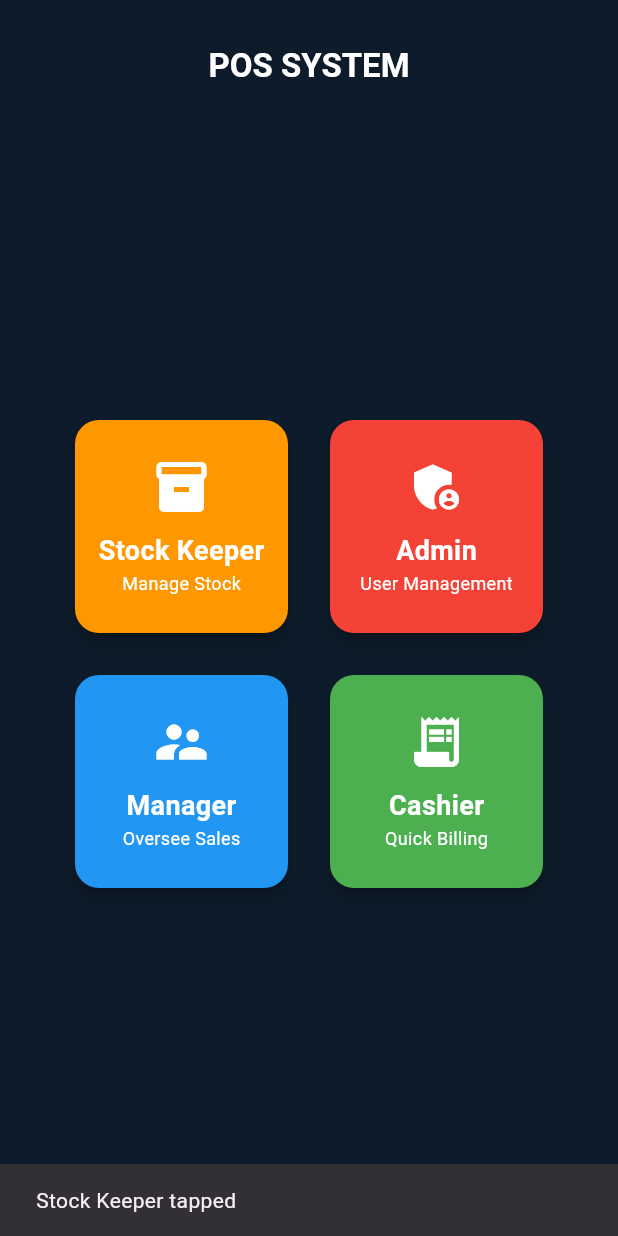
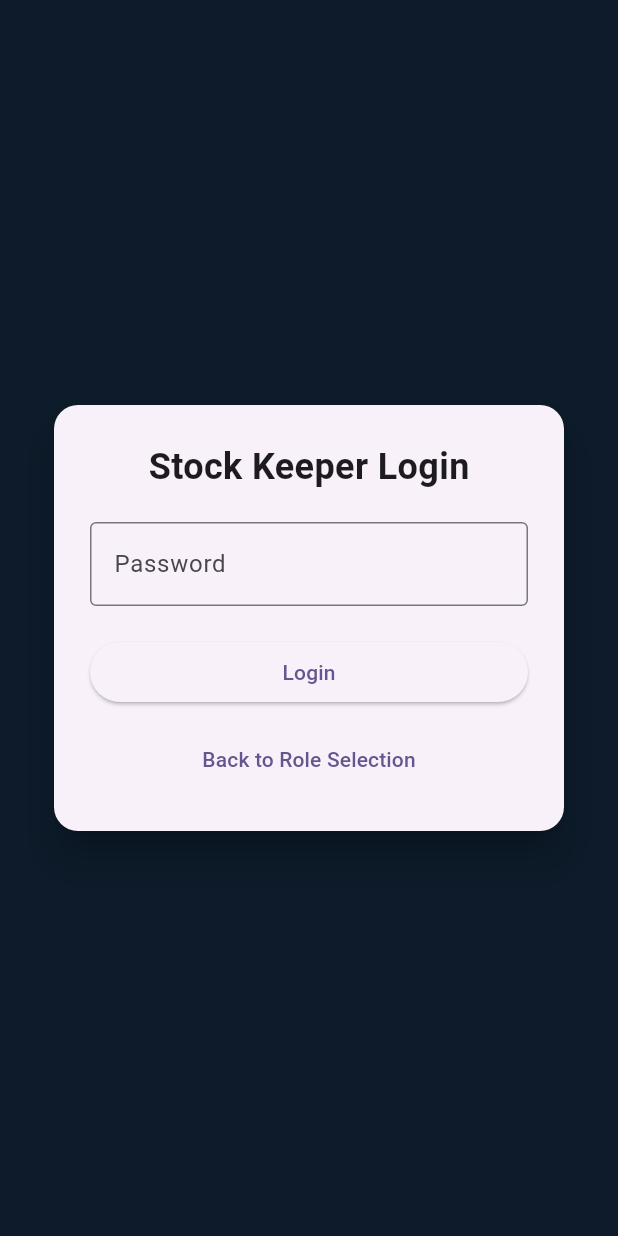
Before and after one commit to Inscode/POS_Flutter_old, a Flutter app: the screen it shows after launch, after a tap on "Stock Keeper", on a phone screen of 412 x 824 dp. Run offline on Flutter 3.47's test engine with Material 3 defaults, Android fonts, the phone set to English and light mode, and no system bars.

Commit message:
login page

```diff
--- a/lib/features/home/pos_home.dart
+++ b/lib/features/home/pos_home.dart
@@ -1,4 +1,5 @@
 import 'package:flutter/material.dart';
+import '../../features/login/auth/login_page.dart'; // ✅ Import the login page
 
 class POSHomePage extends StatelessWidget {
   const POSHomePage({super.key});
@@ -6,7 +7,7 @@ class POSHomePage extends StatelessWidget {
   @override
   Widget build(BuildContext context) {
     return Scaffold(
-      backgroundColor: const Color(0xFF0D1B2A), // Dark blue background
+      backgroundColor: const Color(0xFF0D1B2A),
       body: SafeArea(
         child: Padding(
           padding: const EdgeInsets.symmetric(horizontal: 16.0),
@@ -55,8 +56,6 @@ class POSHomePage extends StatelessWidget {
                   ),
                 ),
               ),
-
-              // ✅ Bottom Footer
               const Padding(
                 padding: EdgeInsets.only(bottom: 20),
                 child: Text(
@@ -98,8 +97,11 @@ class RoleCard extends StatelessWidget {
       child: InkWell(
         borderRadius: BorderRadius.circular(16),
         onTap: () {
-          ScaffoldMessenger.of(context).showSnackBar(
-            SnackBar(content: Text('$title tapped')),
+          Navigator.push(
+            context,
+            MaterialPageRoute(
+              builder: (_) => LoginPage(role: title), // ✅ Navigate to login with role
+            ),
           );
         },
         child: Card(
--- /dev/null
+++ b/lib/features/login/auth/login_page.dart
@@ -0,0 +1,106 @@
+import 'package:flutter/material.dart';
+
+class LoginPage extends StatefulWidget {
+  final String role;
+
+  const LoginPage({super.key, required this.role});
+
+  @override
+  State<LoginPage> createState() => _LoginPageState();
+}
+
+class _LoginPageState extends State<LoginPage> {
+  final TextEditingController _passwordController = TextEditingController();
+  final FocusNode _focusNode = FocusNode();
+
+  final Map<String, String> _rolePasswords = {
+    'Admin': 'admin123',
+    'Cashier': 'cash123',
+    'Manager': 'manager123',
+    'Stock Keeper': 'stock123',
+  };
+
+  void _submitLogin() {
+    final enteredPassword = _passwordController.text.trim();
+    final expectedPassword = _rolePasswords[widget.role];
+
+    if (enteredPassword == expectedPassword) {
+      ScaffoldMessenger.of(context).showSnackBar(
+        SnackBar(content: Text('${widget.role} logged in successfully!')),
+      );
+      Navigator.pop(context); // TODO: navigate to dashboard
+    } else {
+      ScaffoldMessenger.of(context).showSnackBar(
+        const SnackBar(content: Text('Incorrect password.')),
+      );
+    }
+  }
+
+  @override
+  void dispose() {
+    _passwordController.dispose();
+    _focusNode.dispose();
+    super.dispose();
+  }
+
+  @override
+  Widget build(BuildContext context) {
+    final isWide = MediaQuery.of(context).size.width > 600;
+
+    return Scaffold(
+      backgroundColor: const Color(0xFF0D1B2A),
+      body: Center(
+        child: SingleChildScrollView(
+          child: Container(
+            constraints: BoxConstraints(maxWidth: isWide ? 400 : double.infinity),
+            padding: const EdgeInsets.all(32),
+            child: Card(
+              shape: RoundedRectangleBorder(borderRadius: BorderRadius.circular(16)),
+              elevation: 10,
+              child: Padding(
+                padding: const EdgeInsets.all(24),
+                child: Column(
+                  mainAxisSize: MainAxisSize.min,
+                  children: [
+                    Text(
+                      '${widget.role} Login',
+                      style: const TextStyle(
+                        fontSize: 24,
+                        fontWeight: FontWeight.bold,
+                      ),
+                    ),
+                    const SizedBox(height: 20),
+                    TextField(
+                      controller: _passwordController,
+                      focusNode: _focusNode,
+                      obscureText: true,
+                      textInputAction: TextInputAction.done,
+                      onSubmitted: (_) => _submitLogin(), // ✅ Press enter submits
+                      decoration: const InputDecoration(
+                        labelText: 'Password',
+                        border: OutlineInputBorder(),
+                      ),
+                    ),
+                    const SizedBox(height: 20),
+                    SizedBox(
+                      width: double.infinity,
+                      child: ElevatedButton(
+                        onPressed: _submitLogin,
+                        child: const Text('Login'),
+                      ),
+                    ),
+                    const SizedBox(height: 10),
+                    TextButton(
+                      onPressed: () => Navigator.pop(context),
+                      child: const Text('Back to Role Selection'),
+                    ),
+                  ],
+                ),
+              ),
+            ),
+          ),
+        ),
+      ),
+    );
+  }
+}
--- a/lib/main.dart
+++ b/lib/main.dart
@@ -1,6 +1,6 @@
 // lib/main.dart
 import 'package:flutter/material.dart';
-import 'features/splashscreen.dart';
+import 'features/home/pos_home.dart'; // ✅ Import POSHomePage
 
 void main() {
   runApp(const MyApp());
@@ -18,7 +18,7 @@ class MyApp extends StatelessWidget {
         colorScheme: ColorScheme.fromSeed(seedColor: Colors.deepPurple),
         useMaterial3: true,
       ),
-      home: const SplashScreen(), // ⬅️ Clean call to your actual home page
+      home: const POSHomePage(), // ✅ Start directly with the home page
     );
   }
 }
```
